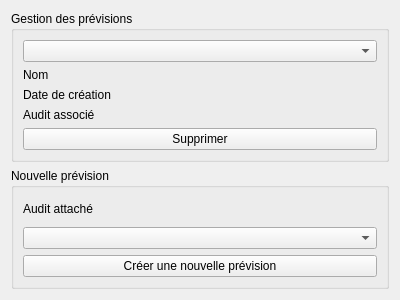
This is formmanageprevisions.ui in GiPiLab/ProtonClassicSuite as Qt 5 draws it before an edit. The edited form follows.
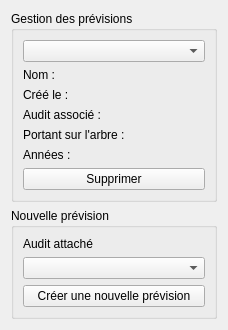
This is the edited form.

```diff
--- a/formmanageprevisions.ui
+++ b/formmanageprevisions.ui
@@ -6,8 +6,8 @@
    <rect>
     <x>0</x>
     <y>0</y>
-    <width>400</width>
-    <height>300</height>
+    <width>228</width>
+    <height>326</height>
    </rect>
   </property>
   <property name="windowTitle">
@@ -20,15 +20,8 @@
       <string>Gestion des prévisions</string>
      </property>
      <layout class="QGridLayout" name="gridLayout">
-      <item row="1" column="0">
-       <widget class="QLabel" name="label">
-        <property name="text">
-         <string>Nom</string>
-        </property>
-       </widget>
-      </item>
-      <item row="1" column="1">
-       <widget class="QLabel" name="labelName">
+      <item row="3" column="1">
+       <widget class="QLabel" name="labelAttachedAudit">
         <property name="text">
          <string/>
         </property>
@@ -40,7 +33,7 @@
       <item row="2" column="0">
        <widget class="QLabel" name="label_2">
         <property name="text">
-         <string>Date de création</string>
+         <string>Créé le :</string>
         </property>
        </widget>
       </item>
@@ -54,10 +47,17 @@
         </property>
        </widget>
       </item>
+      <item row="4" column="0">
+       <widget class="QLabel" name="label_5">
+        <property name="text">
+         <string>Portant sur l'arbre :</string>
+        </property>
+       </widget>
+      </item>
       <item row="3" column="0">
        <widget class="QLabel" name="label_4">
         <property name="text">
-         <string>Audit associé</string>
+         <string>Audit associé :</string>
         </property>
        </widget>
       </item>
@@ -71,16 +71,50 @@
         </property>
        </widget>
       </item>
-      <item row="0" column="0" colspan="2">
-       <widget class="QComboBox" name="comboListPrevisions"/>
+      <item row="1" column="0">
+       <widget class="QLabel" name="label">
+        <property name="text">
+         <string>Nom :</string>
+        </property>
+       </widget>
       </item>
-      <item row="4" column="0" colspan="2">
+      <item row="6" column="0" colspan="2">
        <widget class="QPushButton" name="pushButtonDelete">
         <property name="text">
          <string>Supprimer</string>
         </property>
        </widget>
       </item>
+      <item row="0" column="0" colspan="2">
+       <widget class="QComboBox" name="comboListPrevisions"/>
+      </item>
+      <item row="4" column="1">
+       <widget class="QLabel" name="labelAttachedTree">
+        <property name="text">
+         <string/>
+        </property>
+        <property name="alignment">
+         <set>Qt::AlignRight|Qt::AlignTrailing|Qt::AlignVCenter</set>
+        </property>
+       </widget>
+      </item>
+      <item row="5" column="0">
+       <widget class="QLabel" name="label_6">
+        <property name="text">
+         <string>Années :</string>
+        </property>
+       </widget>
+      </item>
+      <item row="5" column="1">
+       <widget class="QLabel" name="labelAttachedAuditYears">
+        <property name="text">
+         <string/>
+        </property>
+        <property name="alignment">
+         <set>Qt::AlignRight|Qt::AlignTrailing|Qt::AlignVCenter</set>
+        </property>
+       </widget>
+      </item>
      </layout>
     </widget>
    </item>
```
Left out of the diff: 8 changed lines with no effect on the pictures.
